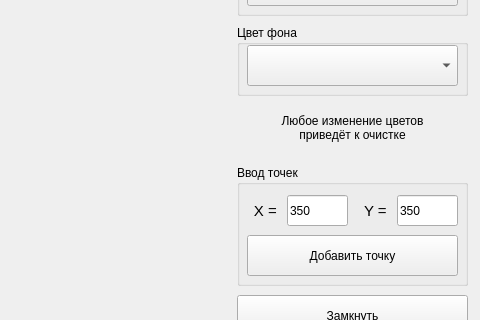
Inlucker/ComputerGraphics, file Lab5/mainwindow.ui: the form before one commit; both pictures show x 513 to 993 and y 145 to 465 of the 993 by 703 pixel window.
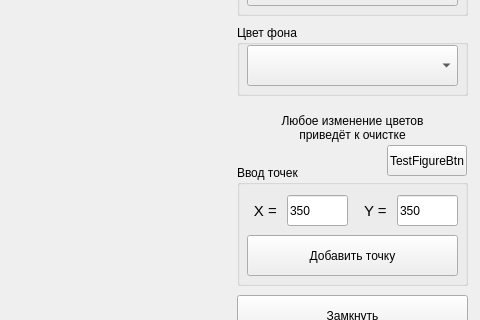
The form after the commit.

Patch:
```diff
--- a/Lab5/mainwindow.ui
+++ b/Lab5/mainwindow.ui
@@ -320,6 +320,19 @@
      <set>Qt::AlignCenter</set>
     </property>
    </widget>
+   <widget class="QPushButton" name="pushButton">
+    <property name="geometry">
+     <rect>
+      <x>900</x>
+      <y>290</y>
+      <width>80</width>
+      <height>31</height>
+     </rect>
+    </property>
+    <property name="text">
+     <string>TestFigureBtn</string>
+    </property>
+   </widget>
   </widget>
   <widget class="QMenuBar" name="menubar">
    <property name="geometry">
```
